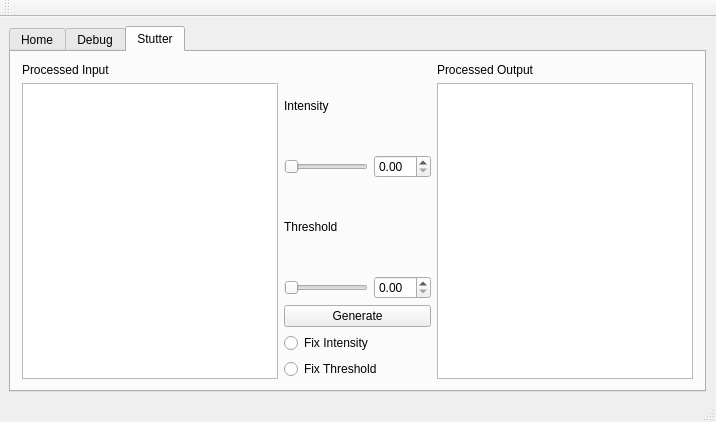
This is svTool.ui in Eve-ning/reamber as Qt 5 draws it before an edit. The edited form follows.
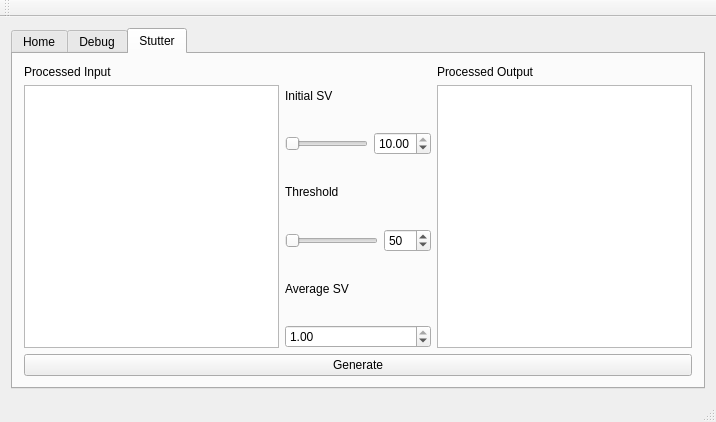
This is the edited form. The open tabs and pages were chosen to show the change.

What changed in the file:
```diff
--- a/svTool.ui
+++ b/svTool.ui
@@ -14,17 +14,20 @@
    <string>svTool</string>
   </property>
   <widget class="QWidget" name="centralWidget">
+   <layout class="QGridLayout" name="gridLayout_2">
+    <item row="0" column="0">
    <widget class="QTabWidget" name="tabWidget">
-    <property name="geometry">
-     <rect>
-      <x>9</x>
-      <y>9</y>
-      <width>697</width>
-      <height>366</height>
-     </rect>
+      <property name="enabled">
+       <bool>true</bool>
+      </property>
+      <property name="tabShape">
+       <enum>QTabWidget::Rounded</enum>
     </property>
     <property name="currentIndex">
-     <number>0</number>
+       <number>2</number>
+      </property>
+      <property name="usesScrollButtons">
+       <bool>true</bool>
     </property>
     <widget class="QWidget" name="tabHome">
      <attribute name="title">
@@ -137,43 +140,8 @@
      <attribute name="title">
       <string>Stutter</string>
      </attribute>
-     <layout class="QGridLayout" name="gridLayout">
-      <item row="1" column="1">
-       <layout class="QGridLayout" name="stutter_thresholdGroup">
-        <item row="1" column="0">
-         <widget class="QSlider" name="stutter_thresholdSlider">
-          <property name="orientation">
-           <enum>Qt::Horizontal</enum>
-          </property>
-         </widget>
-        </item>
-        <item row="1" column="1">
-         <widget class="QDoubleSpinBox" name="stutter_thresholdSpinBox"/>
-        </item>
-        <item row="0" column="0" colspan="2">
-         <widget class="QLabel" name="stutter_thresholdLabel">
-          <property name="text">
-           <string>Threshold</string>
-          </property>
-         </widget>
-        </item>
-       </layout>
-      </item>
-      <item row="0" column="2" rowspan="4">
-       <layout class="QGridLayout" name="stutter_procOutputGroup">
-        <item row="0" column="0">
-         <widget class="QLabel" name="stutter_procOutputLabel">
-          <property name="text">
-           <string>Processed Output</string>
-          </property>
-         </widget>
-        </item>
-        <item row="1" column="0">
-         <widget class="QTextBrowser" name="stutter_procOutputBox"/>
-        </item>
-       </layout>
-      </item>
-      <item row="0" column="0" rowspan="4">
+       <layout class="QGridLayout" name="gridLayout_3">
+        <item row="0" column="0" rowspan="3">
        <layout class="QGridLayout" name="stutter_procInputGroup">
         <item row="0" column="0">
          <widget class="QLabel" name="stutter_procInputLabel">
@@ -188,52 +156,131 @@
        </layout>
       </item>
       <item row="0" column="1">
-       <layout class="QGridLayout" name="stutter_intensityGroup">
+         <layout class="QGridLayout" name="stutter_initSVGroup">
+          <item row="1" column="0" colspan="2">
+           <widget class="QLabel" name="stutter_initSVLabel">
+            <property name="text">
+             <string>Initial SV</string>
+            </property>
+           </widget>
+          </item>
+          <item row="2" column="1">
+           <widget class="QDoubleSpinBox" name="stutter_initSVSpinBox">
+            <property name="decimals">
+             <number>2</number>
+            </property>
+            <property name="minimum">
+             <double>0.100000000000000</double>
+            </property>
+            <property name="maximum">
+             <double>10.000000000000000</double>
+            </property>
+            <property name="singleStep">
+             <double>1.000000000000000</double>
+            </property>
+            <property name="value">
+             <double>10.000000000000000</double>
+            </property>
+           </widget>
+          </item>
+          <item row="2" column="0">
+           <widget class="QSlider" name="stutter_initSVSlider">
+            <property name="minimum">
+             <number>1</number>
+            </property>
+            <property name="maximum">
+             <number>1000</number>
+            </property>
+            <property name="pageStep">
+             <number>1</number>
+            </property>
+            <property name="orientation">
+             <enum>Qt::Horizontal</enum>
+            </property>
+           </widget>
+          </item>
+         </layout>
+        </item>
+        <item row="0" column="2" rowspan="3">
+         <layout class="QGridLayout" name="stutter_procOutputGroup">
+          <item row="0" column="0">
+           <widget class="QLabel" name="stutter_procOutputLabel">
+            <property name="text">
+             <string>Processed Output</string>
+            </property>
+           </widget>
+          </item>
+          <item row="1" column="0">
+           <widget class="QTextBrowser" name="stutter_procOutputBox"/>
+          </item>
+         </layout>
+        </item>
+        <item row="1" column="1">
+         <layout class="QGridLayout" name="stutter_thresholdGroup">
+          <item row="1" column="0">
+           <widget class="QSlider" name="stutter_thresholdSlider">
+            <property name="maximum">
+             <number>100</number>
+            </property>
+            <property name="orientation">
+             <enum>Qt::Horizontal</enum>
+            </property>
+           </widget>
+          </item>
+          <item row="1" column="1">
+           <widget class="QDoubleSpinBox" name="stutter_thresholdSpinBox">
+            <property name="decimals">
+             <number>0</number>
+            </property>
+            <property name="maximum">
+             <double>100.000000000000000</double>
+            </property>
+            <property name="singleStep">
+             <double>1.000000000000000</double>
+            </property>
+            <property name="value">
+             <double>50.000000000000000</double>
+            </property>
+           </widget>
+          </item>
         <item row="0" column="0" colspan="2">
-         <widget class="QLabel" name="stutter_intensityLabel">
+           <widget class="QLabel" name="stutter_thresholdLabel">
           <property name="text">
-           <string>Intensity</string>
-          </property>
-         </widget>
-        </item>
-        <item row="1" column="1">
-         <widget class="QDoubleSpinBox" name="stutter_intensitySpinBox"/>
-        </item>
-        <item row="1" column="0">
-         <widget class="QSlider" name="stutter_intensitySlider">
-          <property name="orientation">
-           <enum>Qt::Horizontal</enum>
-          </property>
-         </widget>
-        </item>
-       </layout>
-      </item>
-      <item row="3" column="1">
-       <layout class="QGridLayout" name="stutter_fixGroup">
-        <item row="4" column="0">
-         <widget class="QRadioButton" name="stutter_fixThreshold">
-          <property name="text">
-           <string>Fix Threshold</string>
-          </property>
-          <property name="checked">
-           <bool>false</bool>
-          </property>
-         </widget>
-        </item>
-        <item row="1" column="0">
-         <widget class="QRadioButton" name="stutter_fixIntensity">
-          <property name="text">
-           <string>Fix Intensity</string>
-          </property>
-          <property name="checked">
-           <bool>false</bool>
+             <string>Threshold</string>
           </property>
          </widget>
         </item>
        </layout>
       </item>
       <item row="2" column="1">
-       <widget class="QPushButton" name="pushButton">
+         <layout class="QGridLayout" name="stutter_averageSVGroup">
+          <item row="0" column="0">
+           <widget class="QLabel" name="stutter_averageSVLabel">
+            <property name="text">
+             <string>Average SV</string>
+            </property>
+           </widget>
+          </item>
+          <item row="1" column="0">
+           <widget class="QDoubleSpinBox" name="stutter_averageSVSpinBox">
+            <property name="minimum">
+             <double>0.100000000000000</double>
+            </property>
+            <property name="maximum">
+             <double>1.000000000000000</double>
+            </property>
+            <property name="singleStep">
+             <double>0.100000000000000</double>
+            </property>
+            <property name="value">
+             <double>1.000000000000000</double>
+            </property>
+           </widget>
+          </item>
+         </layout>
+        </item>
+        <item row="3" column="0" colspan="3">
+         <widget class="QPushButton" name="stutter_generateButton">
         <property name="text">
          <string>Generate</string>
         </property>
@@ -242,6 +289,8 @@
      </layout>
     </widget>
    </widget>
+    </item>
+   </layout>
   </widget>
   <widget class="QMenuBar" name="menuBar">
    <property name="geometry">
```
Lines whose indentation alone changed are shown as unchanged.
